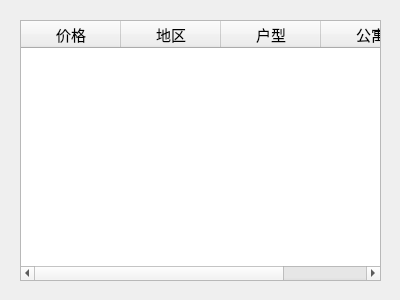
Canstie/ApartmentManage, file myinfor.ui: the form before one commit.
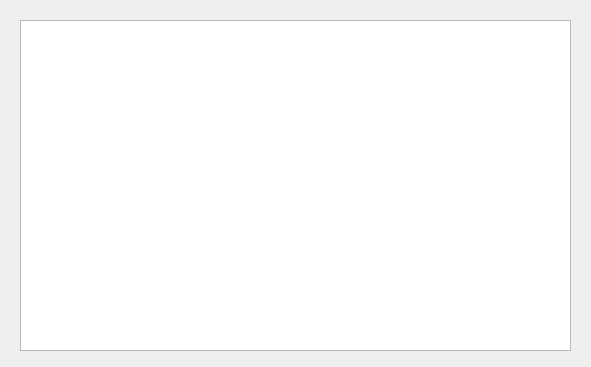
The form after the commit.

What changed in the file:
```diff
--- a/myinfor.ui
+++ b/myinfor.ui
@@ -6,8 +6,8 @@
    <rect>
     <x>0</x>
     <y>0</y>
-    <width>400</width>
-    <height>300</height>
+    <width>591</width>
+    <height>367</height>
    </rect>
   </property>
   <property name="windowTitle">
@@ -18,50 +18,10 @@
     <rect>
      <x>20</x>
      <y>20</y>
-     <width>361</width>
-     <height>261</height>
+     <width>551</width>
+     <height>331</height>
     </rect>
    </property>
-   <column>
-    <property name="text">
-     <string>价格</string>
-    </property>
-    <property name="font">
-     <font>
-      <pointsize>11</pointsize>
-     </font>
-    </property>
-   </column>
-   <column>
-    <property name="text">
-     <string>地区</string>
-    </property>
-    <property name="font">
-     <font>
-      <pointsize>11</pointsize>
-     </font>
-    </property>
-   </column>
-   <column>
-    <property name="text">
-     <string>户型</string>
-    </property>
-    <property name="font">
-     <font>
-      <pointsize>11</pointsize>
-     </font>
-    </property>
-   </column>
-   <column>
-    <property name="text">
-     <string>公寓</string>
-    </property>
-    <property name="font">
-     <font>
-      <pointsize>11</pointsize>
-     </font>
-    </property>
-   </column>
   </widget>
  </widget>
  <resources/>
```
